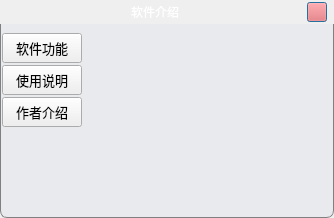
Above: gui/infoDialog.ui from WatsonJay/tomato_farm before the change. Below: the same form after it.
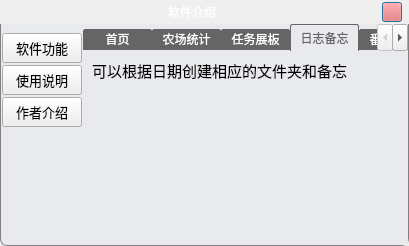
That is the form after the change. The open tabs and pages were chosen to show the change. Icons and pictures are not drawn.

Diff of the .ui file:
```diff
--- a/gui/infoDialog.ui
+++ b/gui/infoDialog.ui
@@ -6,10 +6,16 @@
    <rect>
     <x>0</x>
     <y>0</y>
-    <width>334</width>
-    <height>218</height>
+    <width>409</width>
+    <height>246</height>
    </rect>
   </property>
+  <property name="maximumSize">
+   <size>
+    <width>16777215</width>
+    <height>246</height>
+   </size>
+  </property>
   <property name="windowTitle">
    <string>Dialog</string>
   </property>
@@ -140,6 +146,12 @@
    </item>
    <item>
     <widget class="QWidget" name="mainWidget" native="true">
+     <property name="maximumSize">
+      <size>
+       <width>16777215</width>
+       <height>222</height>
+      </size>
+     </property>
      <property name="styleSheet">
       <string notr="true">QWidget#mainWidget{
 background:#e9eaed;
@@ -150,7 +162,7 @@
 border-bottom-right-radius:7px;
 }</string>
      </property>
-     <layout class="QHBoxLayout" name="horizontalLayout_2" stretch="2,9">
+     <layout class="QHBoxLayout" name="horizontalLayout_2" stretch="2,8">
       <property name="spacing">
        <number>0</number>
       </property>
@@ -297,7 +309,215 @@
           </item>
          </layout>
         </widget>
-        <widget class="QWidget" name="infoPage"/>
+        <widget class="QWidget" name="infoPage">
+         <layout class="QVBoxLayout" name="verticalLayout_5">
+          <property name="spacing">
+           <number>0</number>
+          </property>
+          <property name="leftMargin">
+           <number>0</number>
+          </property>
+          <property name="topMargin">
+           <number>0</number>
+          </property>
+          <property name="rightMargin">
+           <number>0</number>
+          </property>
+          <property name="bottomMargin">
+           <number>0</number>
+          </property>
+          <item>
+           <widget class="QTabWidget" name="tabWidget">
+            <property name="styleSheet">
+             <string notr="true">QTabWidget::tab-bar {
+	border: none;
+}
+QTabBar::tab {
+	border: none;
+	border-top-left-radius: 2px;
+	border-top-right-radius: 2px;
+	color: white;
+	border: 1px solid #656565;
+    background:#656565;
+	height: 18px;
+	min-width: 65px;
+	padding-left: 1px;
+	padding-right: 1px;
+}
+QTabBar::tab:hover {
+	color: #656565;
+	background: #E9EAED;
+}
+QTabBar::tab:selected {
+	color: #656565;
+	height: 25px;
+	background: #E9EAED;
+	border-bottom: 1px solid #E9EAED;
+}
+QTabBar::tab:!selected{
+    margin-top:5px;
+}
+
+QTabWidget::pane{
+	border-top: 1px solid #656565;
+	margin-top: -2px;
+}
+#tab,#tab_2,#tab_3,#tab_4,#tab_5{
+    background:#E9EAED;
+}</string>
+            </property>
+            <property name="currentIndex">
+             <number>3</number>
+            </property>
+            <widget class="QWidget" name="tab">
+             <attribute name="title">
+              <string>首页</string>
+             </attribute>
+             <layout class="QVBoxLayout" name="verticalLayout_6">
+              <item>
+               <widget class="QLabel" name="publishLabel_2">
+                <property name="font">
+                 <font>
+                  <family>Microsoft YaHei UI</family>
+                  <pointsize>11</pointsize>
+                 </font>
+                </property>
+                <property name="text">
+                 <string>&lt;html&gt;&lt;head/&gt;&lt;body&gt;&lt;p&gt;任务箱中分配过的任务都会在这个页面显示，点击开始按钮即可开启任务番茄钟，点击删除按钮即可解除分配&lt;/p&gt;&lt;/body&gt;&lt;/html&gt;</string>
+                </property>
+                <property name="textFormat">
+                 <enum>Qt::AutoText</enum>
+                </property>
+                <property name="alignment">
+                 <set>Qt::AlignLeading|Qt::AlignLeft|Qt::AlignTop</set>
+                </property>
+                <property name="wordWrap">
+                 <bool>true</bool>
+                </property>
+               </widget>
+              </item>
+             </layout>
+            </widget>
+            <widget class="QWidget" name="tab_2">
+             <attribute name="title">
+              <string>农场统计</string>
+             </attribute>
+             <layout class="QVBoxLayout" name="verticalLayout_7">
+              <item>
+               <widget class="QLabel" name="publishLabel_3">
+                <property name="font">
+                 <font>
+                  <family>Microsoft YaHei UI</family>
+                  <pointsize>11</pointsize>
+                 </font>
+                </property>
+                <property name="text">
+                 <string>&lt;html&gt;&lt;head/&gt;&lt;body&gt;&lt;p&gt;用户所有执行过的任务数据都会在这个页面进行体现&lt;/p&gt;&lt;/body&gt;&lt;/html&gt;</string>
+                </property>
+                <property name="textFormat">
+                 <enum>Qt::AutoText</enum>
+                </property>
+                <property name="alignment">
+                 <set>Qt::AlignLeading|Qt::AlignLeft|Qt::AlignTop</set>
+                </property>
+                <property name="wordWrap">
+                 <bool>true</bool>
+                </property>
+               </widget>
+              </item>
+             </layout>
+            </widget>
+            <widget class="QWidget" name="tab_3">
+             <attribute name="title">
+              <string>任务展板</string>
+             </attribute>
+             <layout class="QVBoxLayout" name="verticalLayout_8">
+              <item>
+               <widget class="QLabel" name="publishLabel_4">
+                <property name="font">
+                 <font>
+                  <family>Microsoft YaHei UI</family>
+                  <pointsize>11</pointsize>
+                 </font>
+                </property>
+                <property name="text">
+                 <string>&lt;html&gt;&lt;head/&gt;&lt;body&gt;&lt;p&gt;创建的任务都会存放在任务箱中，可选择日期进行分配，分配过的任务就可以在主页开始执行&lt;/p&gt;&lt;/body&gt;&lt;/html&gt;</string>
+                </property>
+                <property name="textFormat">
+                 <enum>Qt::AutoText</enum>
+                </property>
+                <property name="alignment">
+                 <set>Qt::AlignLeading|Qt::AlignLeft|Qt::AlignTop</set>
+                </property>
+                <property name="wordWrap">
+                 <bool>true</bool>
+                </property>
+               </widget>
+              </item>
+             </layout>
+            </widget>
+            <widget class="QWidget" name="tab_4">
+             <attribute name="title">
+              <string>日志备忘</string>
+             </attribute>
+             <layout class="QVBoxLayout" name="verticalLayout_9">
+              <item>
+               <widget class="QLabel" name="publishLabel_5">
+                <property name="font">
+                 <font>
+                  <family>Microsoft YaHei UI</family>
+                  <pointsize>11</pointsize>
+                 </font>
+                </property>
+                <property name="text">
+                 <string>&lt;html&gt;&lt;head/&gt;&lt;body&gt;&lt;p&gt;可以根据日期创建相应的文件夹和备忘&lt;/p&gt;&lt;/body&gt;&lt;/html&gt;</string>
+                </property>
+                <property name="textFormat">
+                 <enum>Qt::AutoText</enum>
+                </property>
+                <property name="alignment">
+                 <set>Qt::AlignLeading|Qt::AlignLeft|Qt::AlignTop</set>
+                </property>
+                <property name="wordWrap">
+                 <bool>true</bool>
+                </property>
+               </widget>
+              </item>
+             </layout>
+            </widget>
+            <widget class="QWidget" name="tab_5">
+             <attribute name="title">
+              <string>番茄市场</string>
+             </attribute>
+             <layout class="QVBoxLayout" name="verticalLayout_10">
+              <item>
+               <widget class="QLabel" name="publishLabel_6">
+                <property name="font">
+                 <font>
+                  <family>Microsoft YaHei UI</family>
+                  <pointsize>11</pointsize>
+                 </font>
+                </property>
+                <property name="text">
+                 <string>&lt;html&gt;&lt;head/&gt;&lt;body&gt;&lt;p&gt;可以发布自己的商品，通过完成任务获得的番茄币进行购买&lt;/p&gt;&lt;/body&gt;&lt;/html&gt;</string>
+                </property>
+                <property name="textFormat">
+                 <enum>Qt::AutoText</enum>
+                </property>
+                <property name="alignment">
+                 <set>Qt::AlignLeading|Qt::AlignLeft|Qt::AlignTop</set>
+                </property>
+                <property name="wordWrap">
+                 <bool>true</bool>
+                </property>
+               </widget>
+              </item>
+             </layout>
+            </widget>
+           </widget>
+          </item>
+         </layout>
+        </widget>
         <widget class="QWidget" name="publishPage">
          <layout class="QVBoxLayout" name="verticalLayout_4">
           <item>
```
